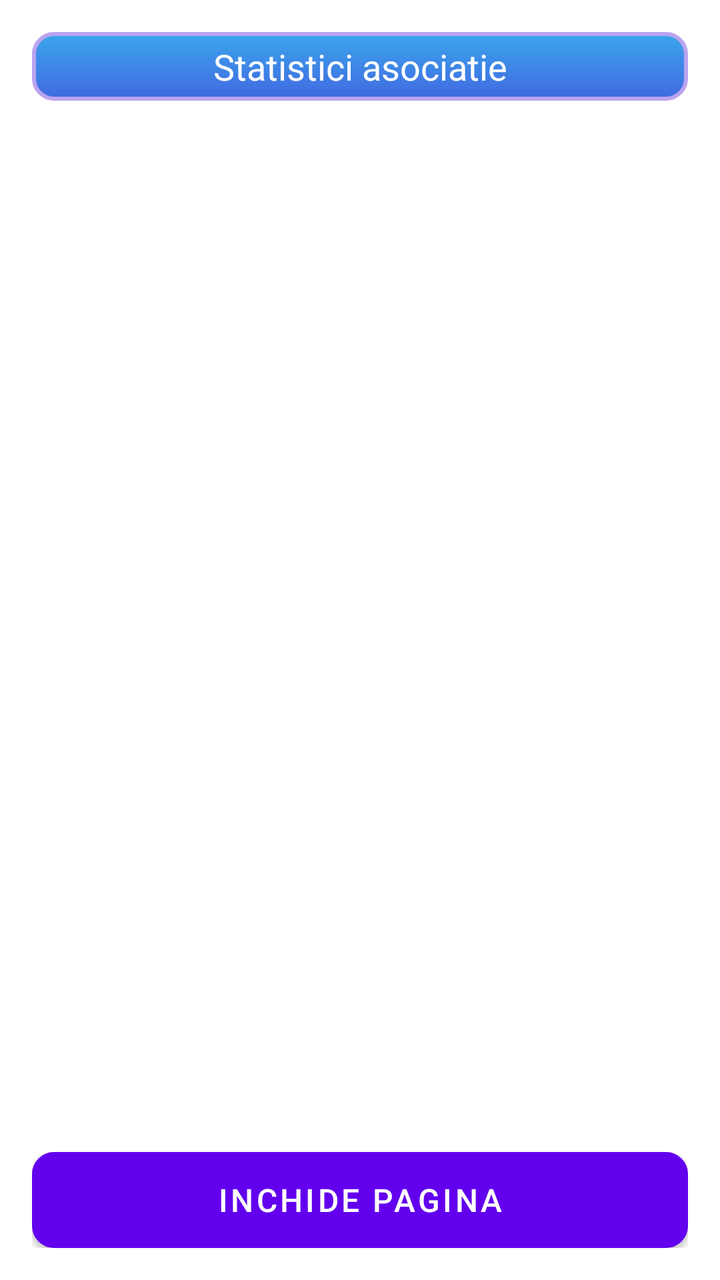
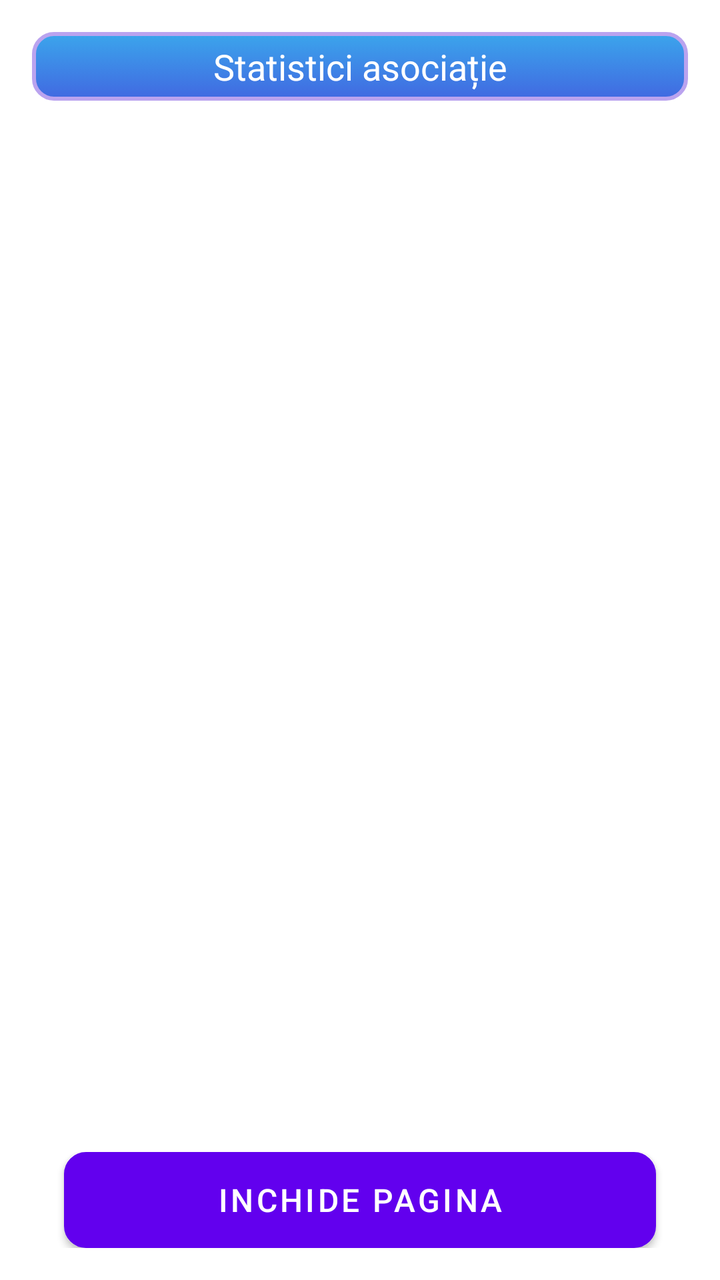

Screens rendered from an Android XML layout before and after an edit, with the pre-edit source and the edit as a unified diff.
<!-- AndroidManifest.xml: application theme Theme.Cotizatia -->
<!-- res/layout/activity_afisare.xml -->
<RelativeLayout xmlns:android="http://schemas.android.com/apk/res/android"
    xmlns:tools="http://schemas.android.com/tools"
    android:layout_width="match_parent"
    android:layout_height="match_parent"
    android:padding="16dp"
    tools:context=".AfisareActivity">

    <TextView
        android:id="@+id/textView"
        android:layout_width="match_parent"
        android:layout_height="wrap_content"
        android:layout_centerHorizontal="true"
        android:layout_marginBottom="12dp"
        android:background="@drawable/mybutton"
        android:gravity="center"
        android:padding="5dp"
        android:text="@string/Statistici"
        android:textColor="@color/white"
        android:textSize="18sp" />

    
    <ScrollView
        android:id="@+id/idScrolView"
        android:layout_width="match_parent"
        android:layout_height="match_parent"
        android:layout_below="@id/textView"
        android:layout_above="@id/layoutButonInapoi"
        android:scrollbars="vertical">

        <HorizontalScrollView
            android:layout_width="match_parent"
            android:layout_height="wrap_content">

            <TableLayout
                android:id="@+id/table"
                android:layout_width="match_parent"
                android:layout_height="wrap_content"
                android:stretchColumns="*" />
        </HorizontalScrollView>
    </ScrollView>

    
    <LinearLayout
        android:id="@+id/layoutButonInapoi"
        android:layout_width="match_parent"
        android:layout_height="wrap_content"
        android:layout_alignParentBottom="true"
        android:layout_centerHorizontal="true"
        android:orientation="vertical"
        android:layout_marginTop="8dp">

        <Button
            android:id="@+id/buttonInapoi"
            android:layout_width="match_parent"
            android:layout_height="wrap_content"
            android:background="@drawable/mybutton"
            android:textSize="16sp"
            android:text="@string/iesire" />
    </LinearLayout>
</RelativeLayout>
<!-- resources referenced by this layout -->
<resources>
  <color name="white">#FFFFFFFF</color>
  <!-- drawable mybutton (drawable-v24) -->
  <?xml version="1.0" encoding="utf-8"?>
  <selector xmlns:android="http://schemas.android.com/apk/res/android">
      <item android:state_pressed="true" >
          <shape android:shape="rectangle" >
              <corners android:radius="8dp" />
              <stroke android:width="1dip" android:color="@color/royalblue" />
              <gradient android:angle="-90" android:startColor="@color/royalblue" android:endColor="#689a92" />
          </shape>
      </item>
      <item android:state_focused="true">
          <shape android:shape="rectangle" >
              <corners android:radius="8dp" />
              <stroke android:width="1dip" android:color="@color/royalblue" />
              <solid android:color="#58857e"/>
          </shape>
      </item>
      <item >
          <shape android:shape="rectangle" >
              <corners android:radius="10dp" />
              <stroke android:width="2dip" android:color="#BAA3EF" />
              <gradient android:angle="-90" android:startColor="#3BA5EC" android:endColor="@color/royalblue" />
          </shape>
      </item>
  </selector>
  <string name="Statistici">Statistici asociatie</string>
  <string name="iesire">Inchide pagina</string>
  <style name="Theme.Cotizatia" parent="Theme.MaterialComponents.DayNight.DarkActionBar">
          
          <item name="colorPrimary">@color/purple_500</item>
          <item name="colorPrimaryVariant">@color/purple_700</item>
          <item name="colorOnPrimary">@color/white</item>
          
          <item name="colorSecondary">@color/teal_200</item>
          <item name="colorSecondaryVariant">@color/teal_700</item>
          <item name="colorOnSecondary">@color/black</item>
          
          <item name="android:statusBarColor" tools:targetApi="l">?attr/colorPrimaryVariant</item>
          
  
          <item name="android:colorControlNormal">@color/white</item>
          <item name="android:colorControlActivated">@color/white</item>
          <item name="android:colorControlHighlight">@android:color/transparent</item>
  
      </style>
  <color name="royalblue">#4169E1</color>
  <color name="purple_500">#FF6200EE</color>
  <color name="purple_700">#FF3700B3</color>
  <color name="teal_200">#FF03DAC5</color>
  <color name="teal_700">#FF018786</color>
  <color name="black">#FF000000</color>
</resources>

<!-- the commit's change to res/layout/activity_afisare.xml (unified diff, before → after) -->
@@ -2,7 +2,7 @@
     xmlns:tools="http://schemas.android.com/tools"
     android:layout_width="match_parent"
     android:layout_height="match_parent"
-    android:padding="16dp"
+    android:padding="@dimen/margin_standard"
     tools:context=".AfisareActivity">
 
     <TextView
@@ -10,13 +10,13 @@
         android:layout_width="match_parent"
         android:layout_height="wrap_content"
         android:layout_centerHorizontal="true"
-        android:layout_marginBottom="12dp"
+        android:layout_marginBottom="@dimen/margin_small"
         android:background="@drawable/mybutton"
         android:gravity="center"
-        android:padding="5dp"
+        android:padding="@dimen/margin_small"
         android:text="@string/Statistici"
         android:textColor="@color/white"
-        android:textSize="18sp" />
+        android:textSize="@dimen/text_header_size" />
 
     
     <ScrollView
@@ -33,7 +33,7 @@
 
             <TableLayout
                 android:id="@+id/table"
-                android:layout_width="match_parent"
+                android:layout_width="wrap_content"
                 android:layout_height="wrap_content"
                 android:stretchColumns="*" />
         </HorizontalScrollView>
@@ -47,14 +47,15 @@
         android:layout_alignParentBottom="true"
         android:layout_centerHorizontal="true"
         android:orientation="vertical"
-        android:layout_marginTop="8dp">
+        android:layout_marginTop="@dimen/margin_small">
 
         <Button
             android:id="@+id/buttonInapoi"
             android:layout_width="match_parent"
             android:layout_height="wrap_content"
+            android:layout_marginHorizontal="@dimen/margin_standard"
             android:background="@drawable/mybutton"
-            android:textSize="16sp"
+            android:textSize="@dimen/button_text_size"
             android:text="@string/iesire" />
     </LinearLayout>
 </RelativeLayout>
<!-- resource entries referenced after the edit -->
@@ -1,6 +1,10 @@
 <!-- resources referenced by this layout -->
 <resources>
   <color name="white">#FFFFFFFF</color>
+  <dimen name="button_text_size">16sp</dimen>
+  <dimen name="margin_small">5dp</dimen>
+  <dimen name="margin_standard">16dp</dimen>
+  <dimen name="text_header_size">18sp</dimen>
   <!-- drawable mybutton (drawable-v24) -->
   <?xml version="1.0" encoding="utf-8"?>
   <selector xmlns:android="http://schemas.android.com/apk/res/android">
@@ -26,7 +30,7 @@
           </shape>
       </item>
   </selector>
-  <string name="Statistici">Statistici asociatie</string>
+  <string name="Statistici">Statistici asociație</string>
   <string name="iesire">Inchide pagina</string>
   <style name="Theme.Cotizatia" parent="Theme.MaterialComponents.DayNight.DarkActionBar">
           
